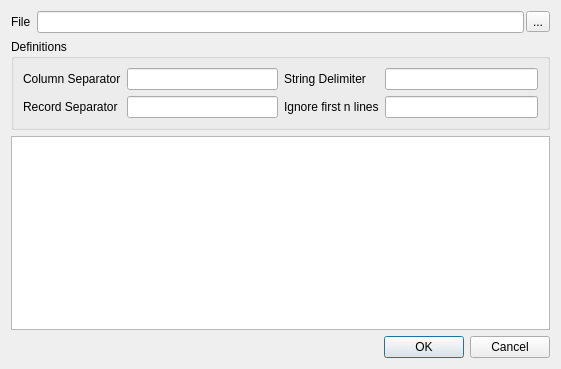
Old version of the form dominioSeguro-Importer/dlgimportcsv.ui in the repository diegowald/dominioSeguro.
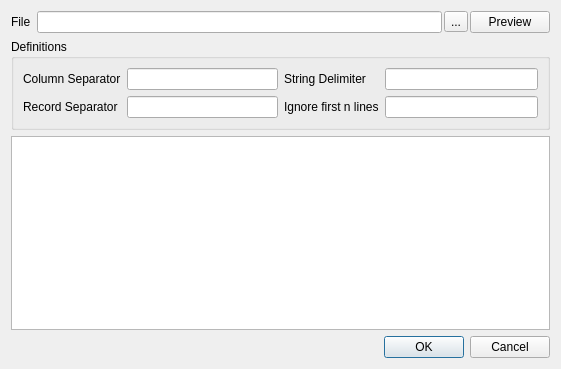
New version of the form.

The edit to the form file:
```diff
--- a/dominioSeguro-Importer/dlgimportcsv.ui
+++ b/dominioSeguro-Importer/dlgimportcsv.ui
@@ -38,6 +38,13 @@
          </property>
         </widget>
        </item>
+       <item>
+        <widget class="QPushButton" name="btnPreview">
+         <property name="text">
+          <string>Preview</string>
+         </property>
+        </widget>
+       </item>
       </layout>
      </item>
     </layout>
```
